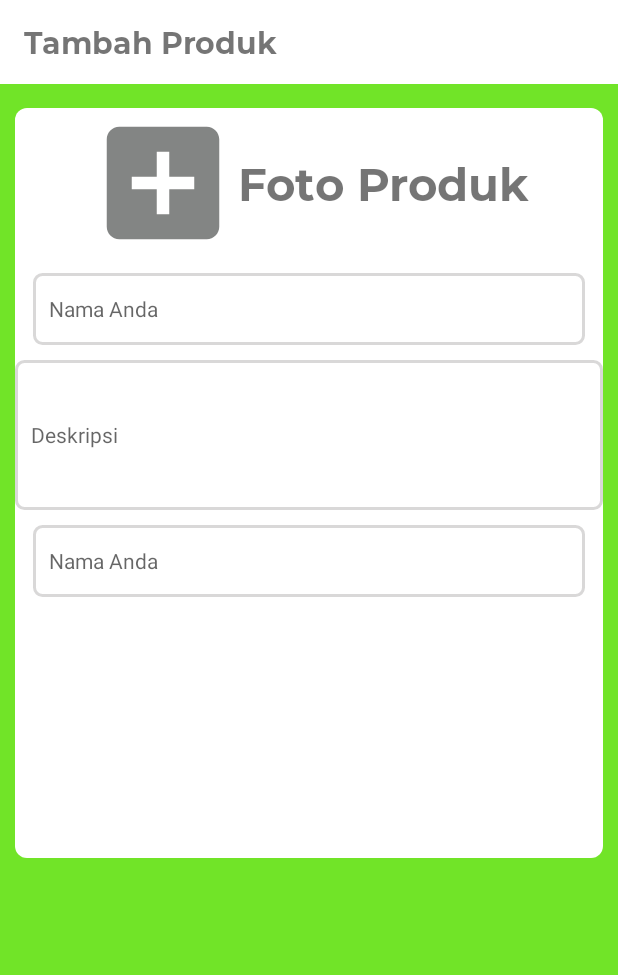
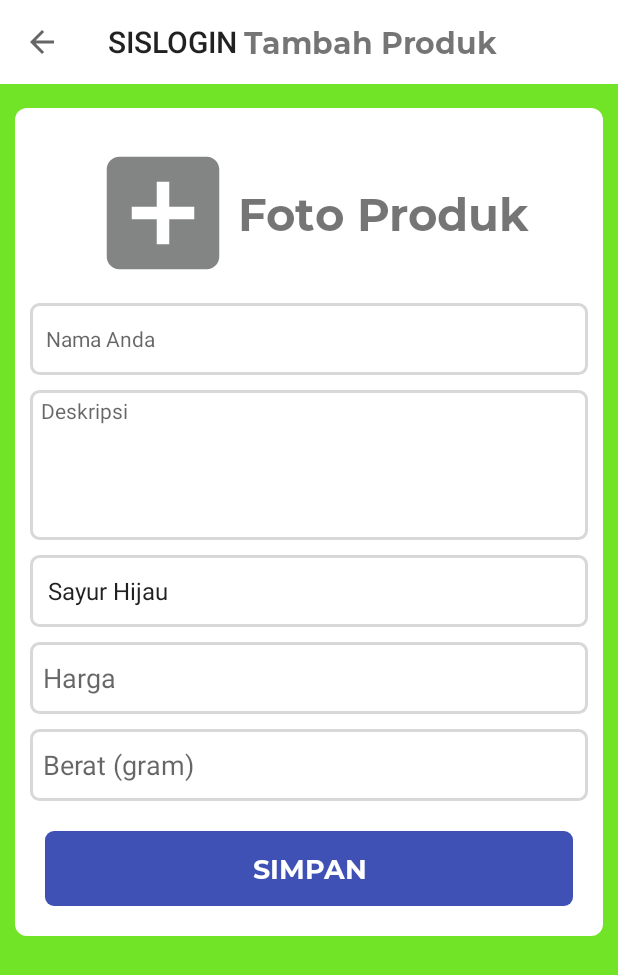
Before and after one commit to alfian2232/ProjectAndro1, an Android app: the TambahProdukActivity screen opened directly, with no data from a screen before it, on a phone screen of 412 x 824 dp. Shown: the top 975 px of the screen. Run offline under Robolectric (Android 15) with nearby library versions, the phone set to English and light mode, and no system bars.

Commit message:
update gan 1

```diff
--- a/Pict/app/src/main/java/com/example/asus/pict/ActivitySplashScreen.java
+++ b/Pict/app/src/main/java/com/example/asus/pict/ActivitySplashScreen.java
@@ -15,7 +15,7 @@ public class ActivitySplashScreen extends AppCompatActivity {
         new Handler().postDelayed(new Runnable() {
             @Override
             public void run() {
-                Intent home = new Intent(ActivitySplashScreen.this, Activity_Login.class);
+                Intent home = new Intent(ActivitySplashScreen.this, GetStartedFirst.class);
                 startActivity(home);
                 finish();
             }
--- a/Pict/app/src/main/java/com/example/asus/pict/GetStartedMasuk.java
+++ b/Pict/app/src/main/java/com/example/asus/pict/GetStartedMasuk.java
@@ -1,13 +1,27 @@
 package com.example.asus.pict;
 
+import android.content.Intent;
 import android.support.v7.app.AppCompatActivity;
 import android.os.Bundle;
+import android.view.View;
+import android.widget.Button;
+
+import com.example.asus.pict.Petani.ActivityLogin;
 
 public class GetStartedMasuk extends AppCompatActivity {
 
+    Button btn_petani;
     @Override
     protected void onCreate(Bundle savedInstanceState) {
         super.onCreate(savedInstanceState);
         setContentView(R.layout.activity_get_started_masuk);
+        btn_petani = findViewById(R.id.btn_petani);
+
+        btn_petani.setOnClickListener(new View.OnClickListener() {
+            @Override
+            public void onClick(View v) {
+                startActivity(new Intent(GetStartedMasuk.this, ActivityLogin.class));
+            }
+        });
     }
 }
--- a/Pict/app/src/main/java/com/example/asus/pict/Petani/ActivityLogin.java
+++ b/Pict/app/src/main/java/com/example/asus/pict/Petani/ActivityLogin.java
@@ -1,15 +1,28 @@
 package com.example.asus.pict.Petani;
 
+import android.content.Intent;
 import android.support.v7.app.AppCompatActivity;
 import android.os.Bundle;
+import android.view.View;
+import android.widget.Button;
 
 import com.example.asus.pict.R;
 
 public class ActivityLogin extends AppCompatActivity {
 
+    Button idButtonLogin;
     @Override
     protected void onCreate(Bundle savedInstanceState) {
         super.onCreate(savedInstanceState);
         setContentView(R.layout.activity_login2);
+
+        idButtonLogin = findViewById(R.id.idButtonLogin);
+
+        idButtonLogin.setOnClickListener(new View.OnClickListener() {
+            @Override
+            public void onClick(View v) {
+                startActivity(new Intent(ActivityLogin.this,HalamanUtamaActivity.class));
+            }
+        });
     }
 }
--- a/Pict/app/src/main/java/com/example/asus/pict/Petani/HalamanUtamaActivity.java
+++ b/Pict/app/src/main/java/com/example/asus/pict/Petani/HalamanUtamaActivity.java
@@ -26,7 +26,12 @@ public class HalamanUtamaActivity extends AppCompatActivity {
             }
         });
 
-
+        cv_tambah.setOnClickListener(new View.OnClickListener() {
+            @Override
+            public void onClick(View v) {
+                startActivity(new Intent(HalamanUtamaActivity.this,TambahProdukActivity.class));
+            }
+        });
 
     }
 }
--- a/Pict/app/src/main/java/com/example/asus/pict/Petani/TambahProdukActivity.java
+++ b/Pict/app/src/main/java/com/example/asus/pict/Petani/TambahProdukActivity.java
@@ -2,14 +2,37 @@ package com.example.asus.pict.Petani;
 
 import android.support.v7.app.AppCompatActivity;
 import android.os.Bundle;
+import android.support.v7.widget.Toolbar;
+import android.widget.ArrayAdapter;
+import android.widget.Spinner;
 
 import com.example.asus.pict.R;
 
+import java.util.ArrayList;
+import java.util.List;
+import java.util.Objects;
+
 public class TambahProdukActivity extends AppCompatActivity {
 
+    Spinner spin_kategori;
+    Toolbar toolbar;
     @Override
     protected void onCreate(Bundle savedInstanceState) {
         super.onCreate(savedInstanceState);
         setContentView(R.layout.activity_tambah_produk);
+        spin_kategori = findViewById(R.id.spin_kategori);
+        toolbar = findViewById(R.id.toolbar);
+
+        setSupportActionBar(toolbar);
+        Objects.requireNonNull(getSupportActionBar()).setDisplayHomeAsUpEnabled(true);
+
+        List<String> categories = new ArrayList<String>();
+        categories.add("Sayur Hijau");
+        categories.add("Sayur Kuning");
+        categories.add("Sayur Merah");
+        ArrayAdapter<String> dataAdapter = new ArrayAdapter<String>(this, android.R.layout.simple_spinner_item, categories);
+        dataAdapter.setDropDownViewResource(android.R.layout.simple_spinner_dropdown_item);
+        spin_kategori.setAdapter(dataAdapter);
+
     }
 }
--- a/Pict/app/src/main/res/layout/activity_tambah_produk.xml
+++ b/Pict/app/src/main/res/layout/activity_tambah_produk.xml
@@ -26,11 +26,12 @@
 
     <LinearLayout
         android:layout_width="match_parent"
-        android:layout_height="500dp"
+        android:layout_height="wrap_content"
         android:layout_marginTop="16dp"
         android:background="@drawable/bg_white"
         android:layout_marginHorizontal="10dp"
-        android:orientation="vertical">
+        android:orientation="vertical"
+        android:paddingVertical="20dp">
         <LinearLayout
             android:layout_width="wrap_content"
             android:layout_height="wrap_content"
@@ -52,8 +53,7 @@
             android:id="@+id/tv_nama"
             android:layout_width="match_parent"
             android:layout_height="48dp"
-            android:layout_marginLeft="12dp"
-            android:layout_marginRight="12dp"
+            android:layout_marginHorizontal="10dp"
             android:background="@drawable/ic_border_radius_for_edit_text"
             android:hint="  Nama Anda"
             android:inputType="text"
@@ -63,22 +63,56 @@
             android:id="@+id/tv_deskripsi"
             android:layout_width="match_parent"
             android:layout_height="100dp"
+            android:layout_marginHorizontal="10dp"
+            android:maxLines="7"
+            android:lines="7"
+            android:textAlignment="viewStart"
             android:background="@drawable/ic_border_radius_for_edit_text"
-            android:hint="  Deskripsi"
+            android:hint=" Deskripsi"
+            android:inputType="textMultiLine"
+            android:gravity="top|start"
+            android:textSize="14dp"
+            android:layout_marginTop="10dp"/>
+        <Spinner
+            android:id="@+id/spin_kategori"
+            android:layout_width="match_parent"
+            android:layout_height="48dp"
+            android:layout_marginHorizontal="10dp"
+            android:background="@drawable/ic_border_radius_for_edit_text"
             android:inputType="text"
             android:textSize="14dp"
             android:layout_marginTop="10dp"/>
+
         <EditText
-            android:id="@+id/tv_kategori"
+            android:id="@+id/tv_harga"
             android:layout_width="match_parent"
             android:layout_height="48dp"
-            android:layout_marginLeft="12dp"
-            android:layout_marginRight="12dp"
+            android:layout_marginHorizontal="10dp"
             android:background="@drawable/ic_border_radius_for_edit_text"
-            android:hint="  Nama Anda"
-            android:inputType="text"
-            android:textSize="14dp"
+            android:hint=" Harga"
+            android:inputType="number"
             android:layout_marginTop="10dp"/>
+        <EditText
+            android:id="@+id/tv_berat"
+            android:layout_width="match_parent"
+            android:layout_height="48dp"
+            android:layout_marginHorizontal="10dp"
+            android:background="@drawable/ic_border_radius_for_edit_text"
+            android:hint=" Berat (gram)"
+            android:inputType="number"
+            android:layout_marginTop="10dp"/>
+        <Button
+            android:layout_width="match_parent"
+            android:layout_height="50dp"
+            android:id="@+id/btn_daftar"
+            android:background="@drawable/bg_button_ungu"
+            android:text="Simpan"
+            android:fontFamily="@font/montserrat_bold"
+            android:textSize="18sp"
+            android:layout_marginHorizontal="20dp"
+            android:textColor="@color/list_row_end_color"
+            android:layout_gravity="center"
+            android:layout_marginTop="20dp"/>
     </LinearLayout>
 
 </LinearLayout>
--- a/Pict/app/src/main/res/values/strings.xml
+++ b/Pict/app/src/main/res/values/strings.xml
@@ -8,4 +8,9 @@
 
     <!-- TODO: Remove or change this placeholder text -->
     <string name="hello_blank_fragment">Hello blank fragment</string>
+    <string-array name="list_kategori">
+        <item>Sayur Hijau</item>
+        <item>Sayur Merah</item>
+        <item>Sayur Kuning</item>
+    </string-array>
 </resources>
```
